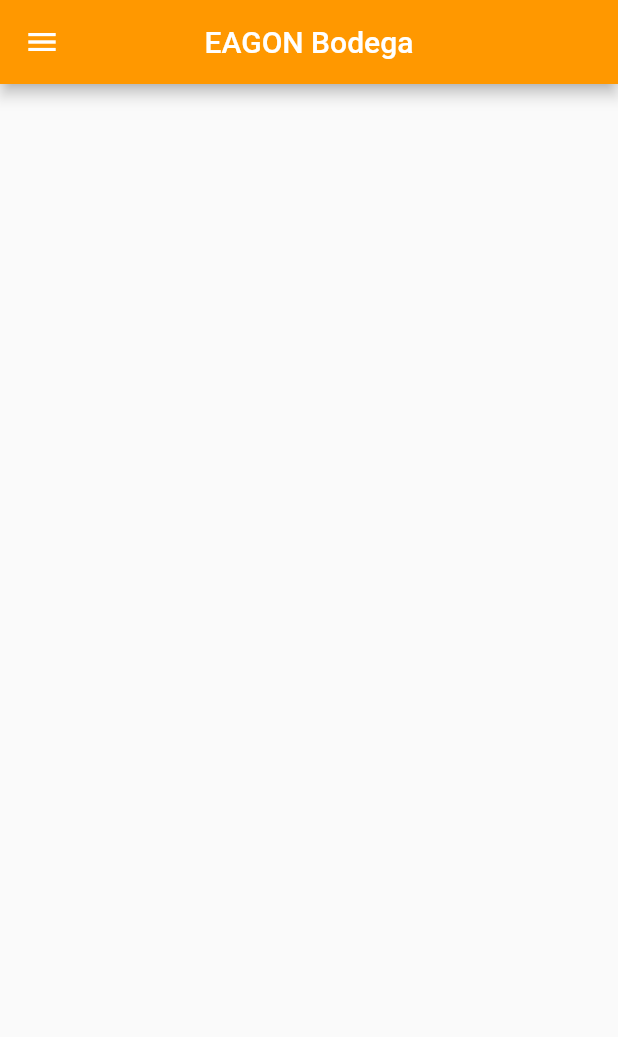
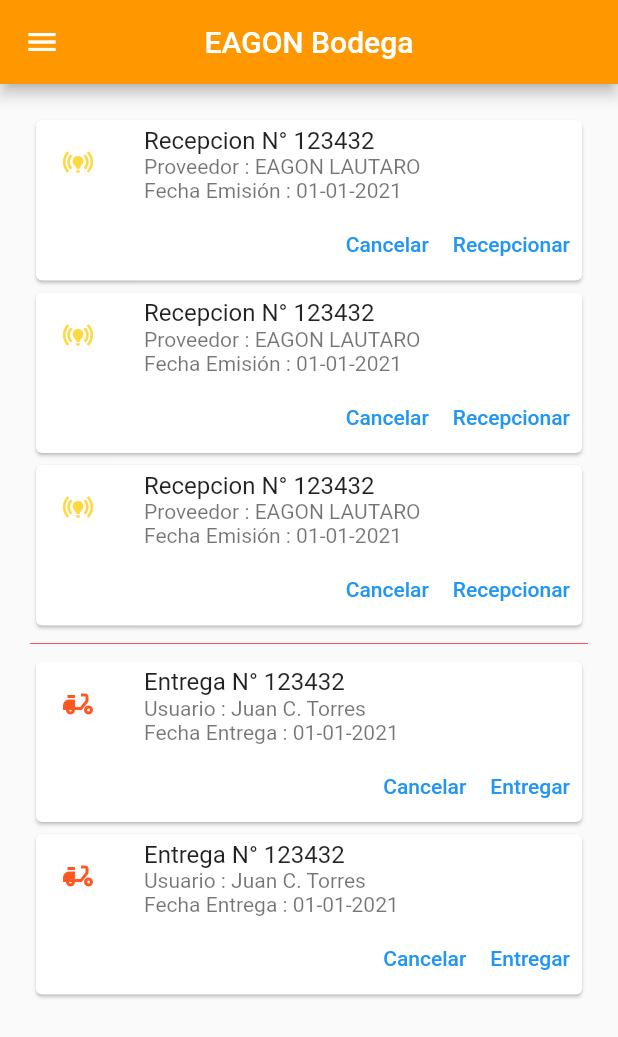
Before and after one commit to berseckchr00/eagon-bodega, a Flutter app: the HomePage screen opened directly, on a phone screen of 412 x 824 dp. Shown: the top 1037 px of the screen. Run offline on Flutter 3.47's test engine with Material 2 defaults, Android fonts, the phone set to English and light mode, and no system bars.

Commit message:
login page get - contextual menÃu - home page card view

```diff
--- a/lib/src/pages/home_page.dart
+++ b/lib/src/pages/home_page.dart
@@ -1,6 +1,5 @@
 import 'package:eagon_bodega/src/pages/navdrawer_page.dart';
 import 'package:flutter/material.dart';
-import 'package:eagon_bodega/src/providers/menu_provider.dart';
 
 
 class HomePage extends StatelessWidget {
@@ -20,7 +19,71 @@
   }
 
   Widget _homeView(){
-    return Row();
+    return ListView(
+      padding: EdgeInsets.all(20),
+      children: <Widget>[
+        _pendingReception(),
+        _pendingReception(),
+        _pendingReception(),
+        Divider(color: Colors.redAccent,),
+        _pendingDelivery(),
+        _pendingDelivery()
+      ],
+    );
   }
 
 }
+
+Widget _pendingReception() {
+  return Card(
+    child: Column(
+      children: <Widget>[
+        ListTile(
+          leading: Icon(Icons.online_prediction_sharp, color: Colors.amberAccent),
+          title: Text('Recepcion N° 123432'),
+          subtitle: Text('Proveedor : EAGON LAUTARO \nFecha Emisión : 01-01-2021'),
+        ),
+        Row(
+          mainAxisAlignment: MainAxisAlignment.end,
+          children: <Widget>[
+            TextButton(
+              onPressed: (){},
+              child: Text('Cancelar')
+            ),
+            TextButton(
+              onPressed: (){},
+              child: Text('Recepcionar')
+            )
+          ],
+        )
+      ],
+    ),
+  );
+}
+
+Widget _pendingDelivery() {
+  return Card(
+    child: Column(
+      children: <Widget>[
+        ListTile(
+          leading: Icon(Icons.delivery_dining, color: Colors.deepOrange),
+          title: Text('Entrega N° 123432'),
+          subtitle: Text('Usuario : Juan C. Torres \nFecha Entrega : 01-01-2021'),
+        ),
+        Row(
+          mainAxisAlignment: MainAxisAlignment.end,
+          children: <Widget>[
+            TextButton(
+              onPressed: (){},
+              child: Text('Cancelar')
+            ),
+            TextButton(
+              onPressed: (){},
+              child: Text('Entregar')
+            )
+          ],
+        )
+      ],
+    ),
+  );
+}
--- a/pubspec.yaml
+++ b/pubspec.yaml
@@ -1,5 +1,5 @@
 name: eagon_bodega
-description: A new Flutter project.
+description: Aplicación Bodega Eagon.
 
 # The following line prevents the package from being accidentally published to
 # pub.dev using `pub publish`. This is preferred for private packages.
@@ -28,6 +28,7 @@
   # The following adds the Cupertino Icons font to your application.
   # Use with the CupertinoIcons class for iOS style icons.
   cupertino_icons: ^1.0.2
+  http:
 
 dev_dependencies:
   flutter_test:
```
Also changed, not shown: assets/data/menu.json (+12 -8 lines), lib/main.dart (+10 -4 lines), lib/src/models/user_model.dart (added, +53 -0 lines), lib/src/pages/login_page.dart (+27 -8 lines), lib/src/pages/navdrawer_page.dart (+19 -5 lines), lib/src/pages/orders_page.dart (added, +24 -0 lines), lib/src/providers/users_provider.dart (added, +34 -0 lines), lib/src/routes/routes.dart (added, +17 -0 lines), pubspec.lock, 1 other file.
